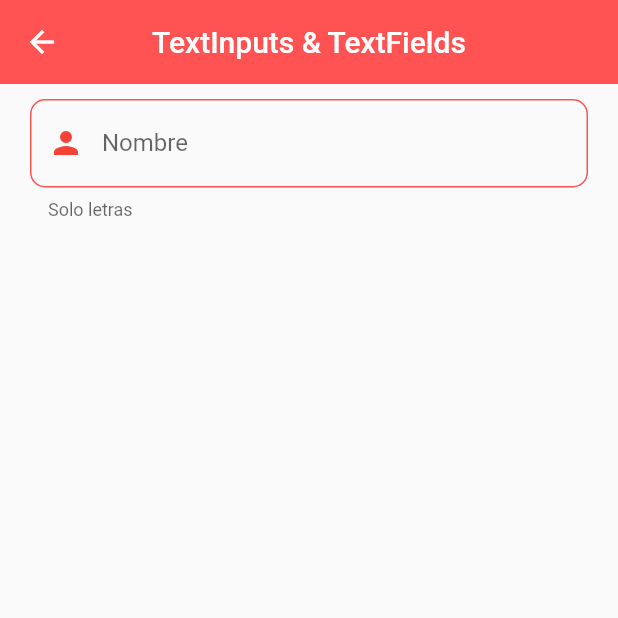
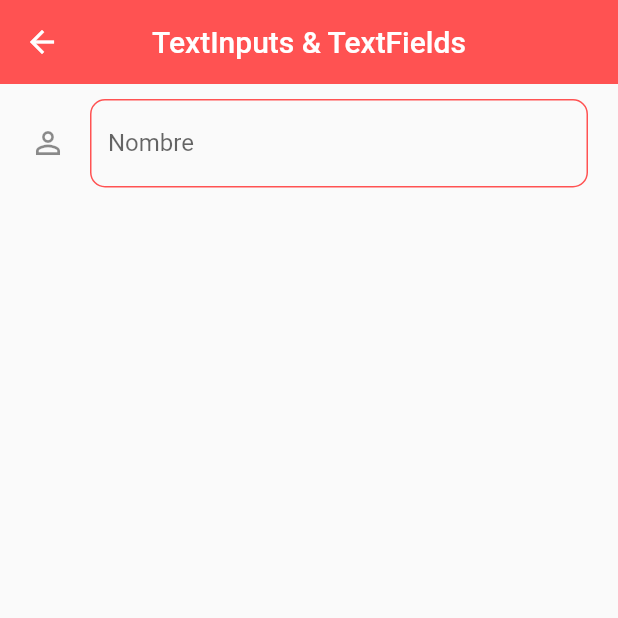
Before and after one commit to Nahu-N-Castro/fl_components1, a Flutter app: the InputsScreen screen opened by its route, on a phone screen of 412 x 824 dp, the top half of it. Run offline on Flutter 3.47's test engine with Material 2 defaults, Android fonts, the phone set to English and light mode, and no system bars.

Commit message:
widget de INPUTS

```diff
--- a/lib/Widgets/custom_input_field.dart
+++ b/lib/Widgets/custom_input_field.dart
@@ -1,8 +1,19 @@
 import 'package:flutter/material.dart';
 
 class CustomInputField extends StatelessWidget {
+  final String? labelText;
+  final String? hintText;
+  final String? helperText;
+  final IconData? icon;
+  final IconData? prefixIcon;
+
   const CustomInputField({
     Key? key,
+    this.labelText,
+    this.hintText,
+    this.helperText,
+    this.icon,
+    this.prefixIcon,
   }) : super(key: key);
 
   @override
@@ -17,14 +28,14 @@ class CustomInputField extends StatelessWidget {
         return value.length < 3 ? 'Mínimo 3 caracteres' : null;
       },
       autovalidateMode: AutovalidateMode.onUserInteraction,
-      decoration: const InputDecoration(
-        labelText: 'Nombre',
-        hintText: 'Ingrese su nombre',
-        helperText: 'Solo letras',
+      decoration: InputDecoration(
+        labelText: labelText,
+        hintText: hintText,
+        helperText: helperText,
         // counterText: '3 Caracteres',
         // suffixIcon: Icon(Icons.group_outlined, color: Colors.red),
-        prefixIcon: Icon(Icons.person, color: Colors.red),
-        // icon: Icon(Icons.assignment_ind_outlined, color: Colors.red),
+        prefixIcon: prefixIcon == null ? null : Icon(prefixIcon),
+        icon: icon == null ? null : Icon(icon),
         // focusedBorder: OutlineInputBorder(
         //   borderSide: const BorderSide(color: Colors.red),
         //   borderRadius: BorderRadius.circular(10),
--- a/lib/screens/inputs_screens.dart
+++ b/lib/screens/inputs_screens.dart
@@ -17,7 +17,11 @@ class InputsScreen extends StatelessWidget {
           padding: const EdgeInsets.symmetric(horizontal: 20, vertical: 10),
           child: Column(
             children: const [
-              CustomInputField(),
+              CustomInputField(
+                labelText: 'Nombre',
+                hintText: 'Su Nombre',
+                icon: Icons.person_outline,
+              ),
             ],
           ),
         ),
```
